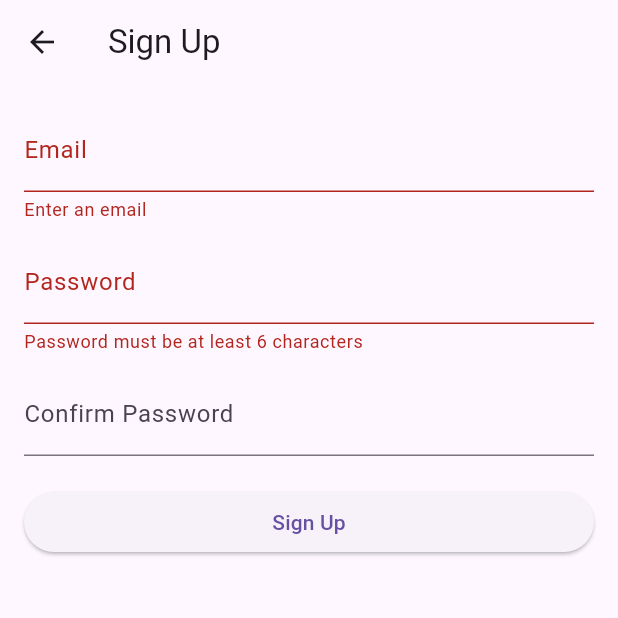
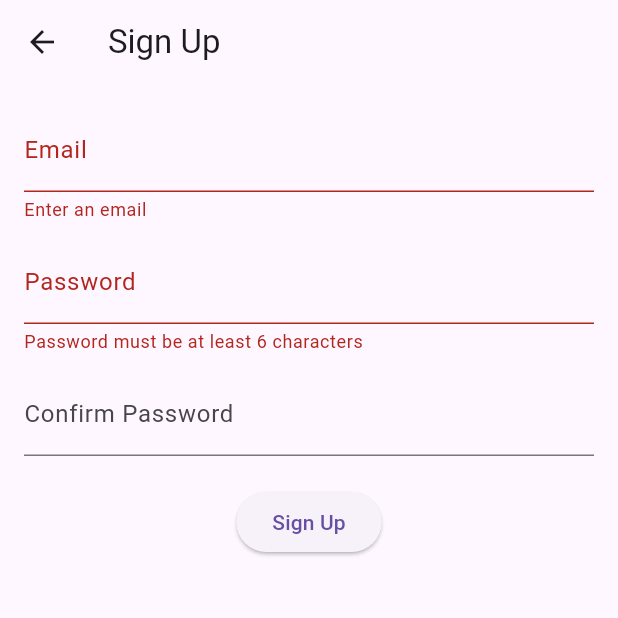
Before and after one commit to chastxyper/growday, a Flutter app: the SignupPage screen opened directly, after a tap on "Sign Up", on a phone screen of 412 x 824 dp, the top half of it. Run offline on Flutter 3.47's test engine with Material 3 defaults, Android fonts, the phone set to English and light mode, and no system bars; our stand-ins replace cloud_firestore, firebase_auth, firebase_core; accounts and stored records are empty; network calls fail.

Commit message:
day 4: Fixed login and signup pages with FirebaseAuth integration

```diff
--- a/lib/main.dart
+++ b/lib/main.dart
@@ -1,19 +1,24 @@
 import 'package:flutter/material.dart';
+import 'package:firebase_core/firebase_core.dart';
+import 'firebase_options.dart'; // <-- generated or manually created
 import 'screens/login_page.dart';
 
-void main() {
-  runApp(const HabitTrackerApp());
+void main() async {
+  WidgetsFlutterBinding.ensureInitialized();
+  await Firebase.initializeApp(
+    options: DefaultFirebaseOptions.android, // <-- use Android options
+  );
+
+  runApp(const MyApp());
 }
 
-class HabitTrackerApp extends StatelessWidget {
-  const HabitTrackerApp({super.key});
+class MyApp extends StatelessWidget {
+  const MyApp({super.key});
 
   @override
   Widget build(BuildContext context) {
     return MaterialApp(
       debugShowCheckedModeBanner: false,
-      title: 'Habit Tracker',
-      theme: ThemeData(primarySwatch: Colors.indigo),
       home: const LoginPage(),
     );
   }
--- a/lib/screens/signup_page.dart
+++ b/lib/screens/signup_page.dart
@@ -17,10 +17,20 @@ class _SignupPageState extends State<SignupPage> {
 
   bool _isLoading = false;
 
+  @override
+  void dispose() {
+    _emailController.dispose();
+    _passwordController.dispose();
+    _confirmPasswordController.dispose();
+    super.dispose();
+  }
+
   Future<void> _signup() async {
     if (!_formKey.currentState!.validate()) return;
 
-    if (_passwordController.text != _confirmPasswordController.text) {
+    if (_passwordController.text.trim() !=
+        _confirmPasswordController.text.trim()) {
+      if (!mounted) return;
       ScaffoldMessenger.of(
         context,
       ).showSnackBar(const SnackBar(content: Text("Passwords don’t match")));
@@ -30,14 +40,14 @@ class _SignupPageState extends State<SignupPage> {
     try {
       setState(() => _isLoading = true);
 
-      // Create user in FirebaseAuth
-      UserCredential userCred = await FirebaseAuth.instance
+      // ✅ Create user in FirebaseAuth
+      final userCred = await FirebaseAuth.instance
           .createUserWithEmailAndPassword(
             email: _emailController.text.trim(),
             password: _passwordController.text.trim(),
           );
 
-      // Save user info in Firestore
+      // ✅ Store extra info in Firestore
       await FirebaseFirestore.instance
           .collection("users")
           .doc(userCred.user!.uid)
@@ -46,17 +56,21 @@ class _SignupPageState extends State<SignupPage> {
             "createdAt": Timestamp.now(),
           });
 
-      ScaffoldMessenger.of(context).showSnackBar(
-        const SnackBar(content: Text("Signup successful! Please log in.")),
-      );
+      if (!mounted) return;
+      ScaffoldMessenger.of(
+        context,
+      ).showSnackBar(const SnackBar(content: Text("Signup successful!")));
 
-      Navigator.pop(context); // Go back to login
+      Navigator.pop(context); // 👈 safe because of mounted check above
     } on FirebaseAuthException catch (e) {
+      if (!mounted) return;
       ScaffoldMessenger.of(
         context,
       ).showSnackBar(SnackBar(content: Text(e.message ?? "Signup failed")));
     } finally {
-      setState(() => _isLoading = false);
+      if (mounted) {
+        setState(() => _isLoading = false);
+      }
     }
   }
 
@@ -64,24 +78,24 @@ class _SignupPageState extends State<SignupPage> {
   Widget build(BuildContext context) {
     return Scaffold(
       appBar: AppBar(title: const Text("Sign Up")),
-      body: Padding(
+      body: SingleChildScrollView(
         padding: const EdgeInsets.all(16.0),
         child: Form(
           key: _formKey,
           child: Column(
-            crossAxisAlignment: CrossAxisAlignment.stretch,
             children: [
               TextFormField(
                 controller: _emailController,
                 decoration: const InputDecoration(labelText: "Email"),
-                validator: (val) => val!.isEmpty ? "Enter an email" : null,
+                validator: (val) =>
+                    val == null || val.isEmpty ? "Enter an email" : null,
               ),
               const SizedBox(height: 12),
               TextFormField(
                 controller: _passwordController,
                 decoration: const InputDecoration(labelText: "Password"),
                 obscureText: true,
-                validator: (val) => val!.length < 6
+                validator: (val) => val != null && val.length < 6
                     ? "Password must be at least 6 characters"
                     : null,
               ),
@@ -95,7 +109,7 @@ class _SignupPageState extends State<SignupPage> {
               ),
               const SizedBox(height: 20),
               _isLoading
-                  ? const Center(child: CircularProgressIndicator())
+                  ? const CircularProgressIndicator()
                   : ElevatedButton(
                       onPressed: _signup,
                       child: const Text("Sign Up"),
```
Also changed, not shown: lib/screens/home_page.dart (+8 -3 lines), lib/screens/login_page.dart (+12 -4 lines), firebase.json (added), lib/firebase_options.dart (added), 3 other files.
